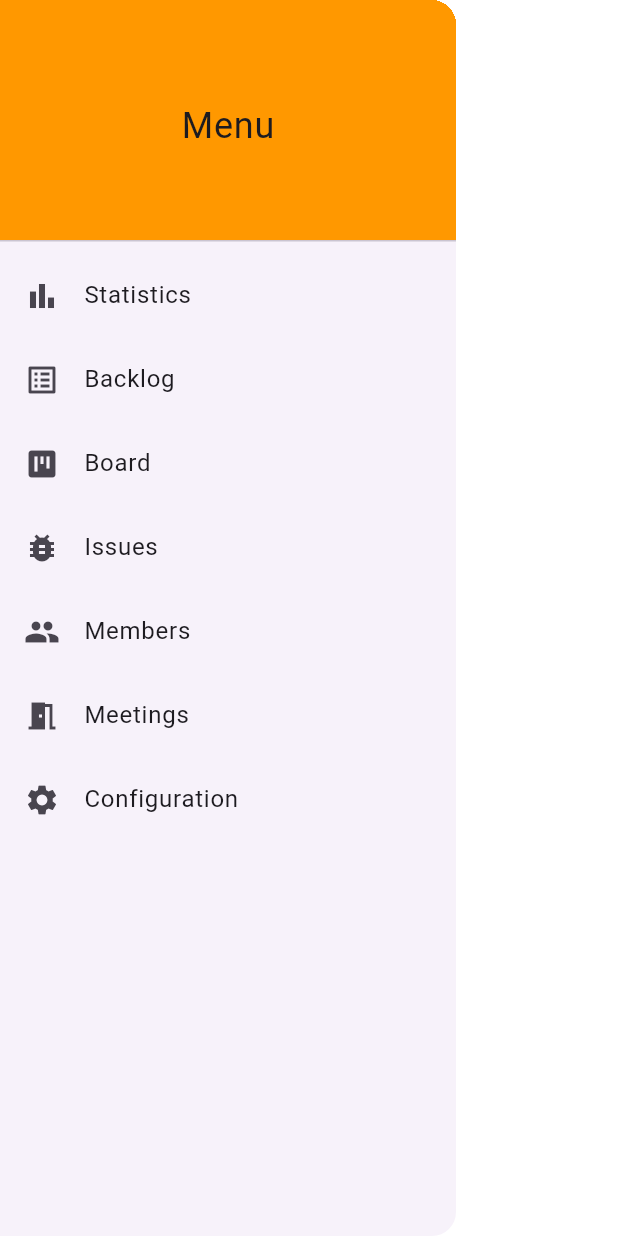
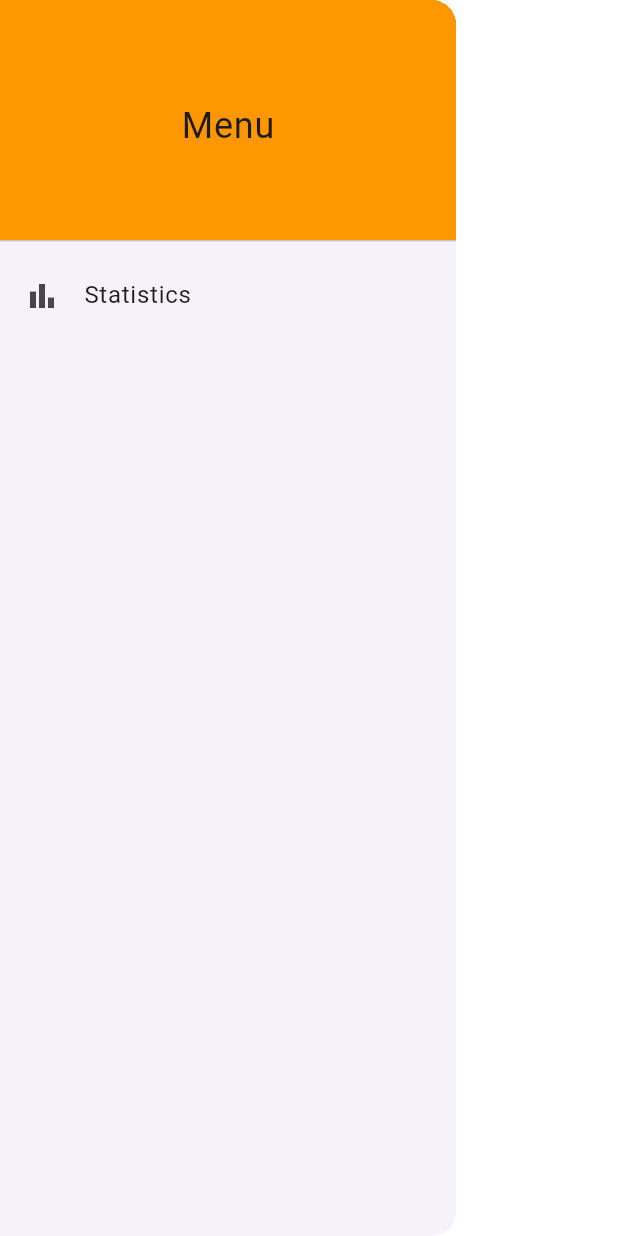
Before and after one commit to FlowStack-S/managewise-mobileapp, a Flutter app: the DrawerMenu widget shown alone on an empty page, opened directly, on a phone screen of 412 x 824 dp. Run offline on Flutter 3.47's test engine with Material 3 defaults, Android fonts, the phone set to English and light mode, and no system bars; our stand-ins replace syncfusion_flutter_charts.

```diff
--- a/lib/features/home/presentation/drawer_menu.dart
+++ b/lib/features/home/presentation/drawer_menu.dart
@@ -1,4 +1,5 @@
 import 'package:flutter/material.dart';
+import 'package:managewise_mobileproject/features/statistics/presentation/statistics_page.dart';
 
 class DrawerMenu extends StatelessWidget {
   const DrawerMenu({super.key});
@@ -13,23 +14,27 @@ class DrawerMenu extends StatelessWidget {
             decoration: BoxDecoration(color: Colors.orange),
             child: Center(child: Text('Menu', style: TextStyle(fontSize: 24))),
           ),
-          _buildDrawerItem(context, Icons.bar_chart, 'Statistics'),
-          _buildDrawerItem(context, Icons.list_alt, 'Backlog'),
-          _buildDrawerItem(context, Icons.view_kanban, 'Board'),
-          _buildDrawerItem(context, Icons.bug_report, 'Issues'),
-          _buildDrawerItem(context, Icons.group, 'Members'),
-          _buildDrawerItem(context, Icons.meeting_room, 'Meetings'),
-          _buildDrawerItem(context, Icons.settings, 'Configuration'),
+          _buildDrawerItem(context, Icons.bar_chart, 'Statistics', const StatisticsPage()),
+          //_buildDrawerItem(context, Icons.list_alt, 'Backlog', const BacklogPage()),
+          //_buildDrawerItem(context, Icons.view_kanban, 'Board', const BoardPage()),
+          //_buildDrawerItem(context, Icons.bug_report, 'Issues', const IssuesPage()),
+          //_buildDrawerItem(context, Icons.group, 'Members', const MembersPage()),
+          //_buildDrawerItem(context, Icons.meeting_room, 'Meetings', const MeetingsPage()),
+          //_buildDrawerItem(context, Icons.settings, 'Configuration', const ConfigurationPage()),
         ],
       ),
     );
   }
-  ListTile _buildDrawerItem(BuildContext context, IconData icon, String title) {
+  ListTile _buildDrawerItem(BuildContext context, IconData icon, String title, Widget page) {
     return ListTile(
       leading: Icon(icon),
       title: Text(title),
       onTap: () {
         Navigator.pop(context);
+        Navigator.push(
+          context,
+          MaterialPageRoute(builder: (_) => page),
+        );
         ScaffoldMessenger.of(context).showSnackBar(
           SnackBar(content: Text('Navigated to $title')),
         );
--- a/pubspec.yaml
+++ b/pubspec.yaml
@@ -30,6 +30,7 @@ environment:
 dependencies:
   flutter:
     sdk: flutter
+  syncfusion_flutter_charts: ^29.1.39
 
 
   # The following adds the Cupertino Icons font to your application.
```
Also changed, not shown: lib/features/statistics/presentation/statistics_page.dart (added, +107 -0 lines), pubspec.lock, 125 other files.
